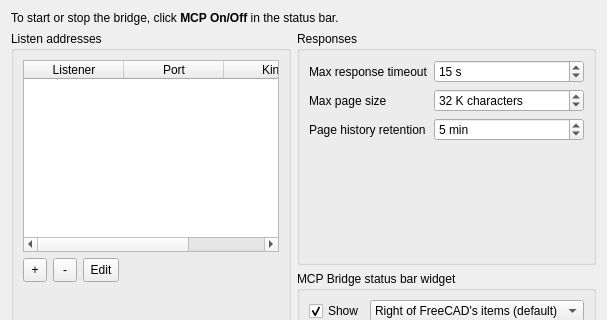
This is freecad/mcp_bridge/Resources/Ui/preferences.ui in CREATeNG/freecad-mcp-bridge as Qt 5 draws it before an edit; both pictures show x 0 to 607 and y 0 to 320 of the 607 by 767 pixel window. The edited form follows.
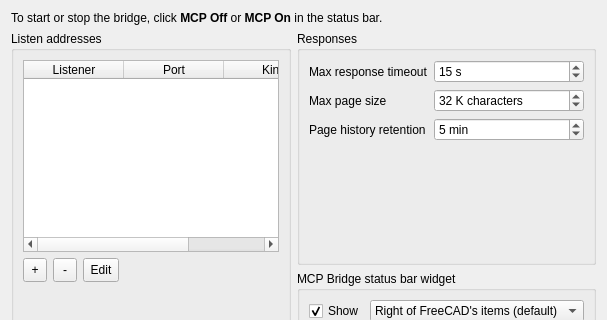
This is the edited form. Custom widgets are drawn as their Qt base class.

Commit message:
Preferences: "click MCP Off or MCP On in the status bar"
The page's first line named a button "MCP On/Off", but the status-bar
button reads MCP Off or MCP On. It now names those (Chris, 2026-11-14
20:58:30). The unit test and test_verify's copy of the line follow.

Refs #57

What changed in the file:
```diff
--- a/freecad/mcp_bridge/Resources/Ui/preferences.ui
+++ b/freecad/mcp_bridge/Resources/Ui/preferences.ui
@@ -15,7 +15,7 @@
       <enum>Qt::RichText</enum>
      </property>
      <property name="text">
-      <string>To start or stop the bridge, click &lt;b&gt;MCP On/Off&lt;/b&gt; in the status bar.</string>
+      <string>To start or stop the bridge, click &lt;b&gt;MCP Off&lt;/b&gt; or &lt;b&gt;MCP On&lt;/b&gt; in the status bar.</string>
      </property>
      <property name="wordWrap">
       <bool>true</bool>
```
The commit also changes 2 other files.
